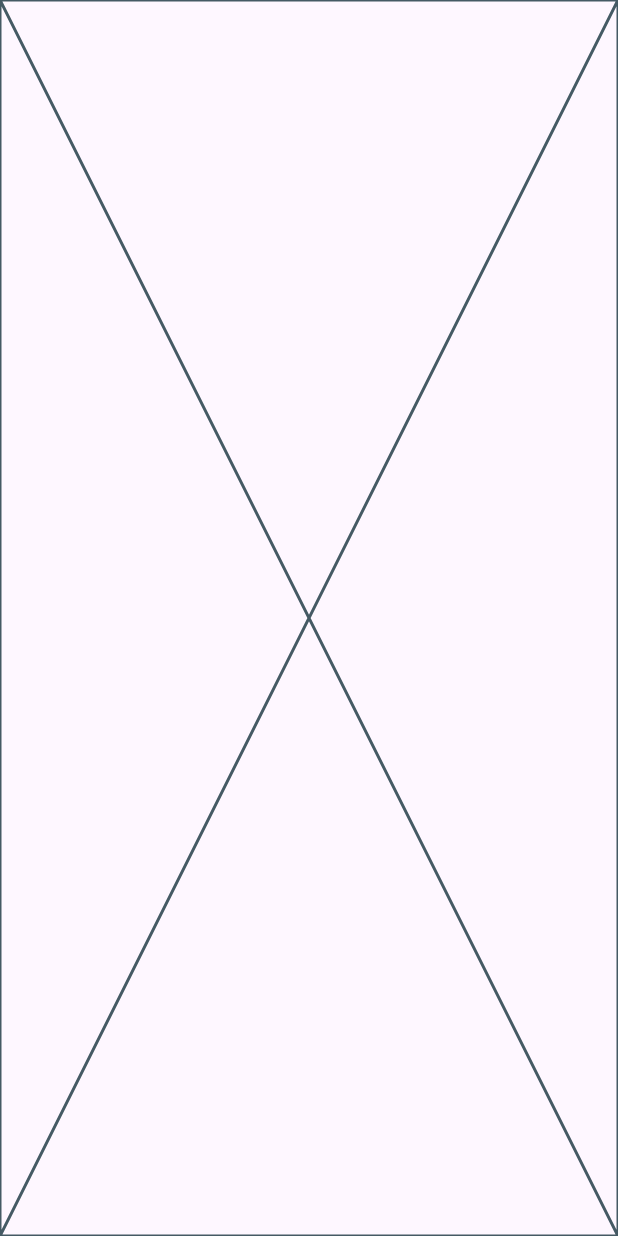
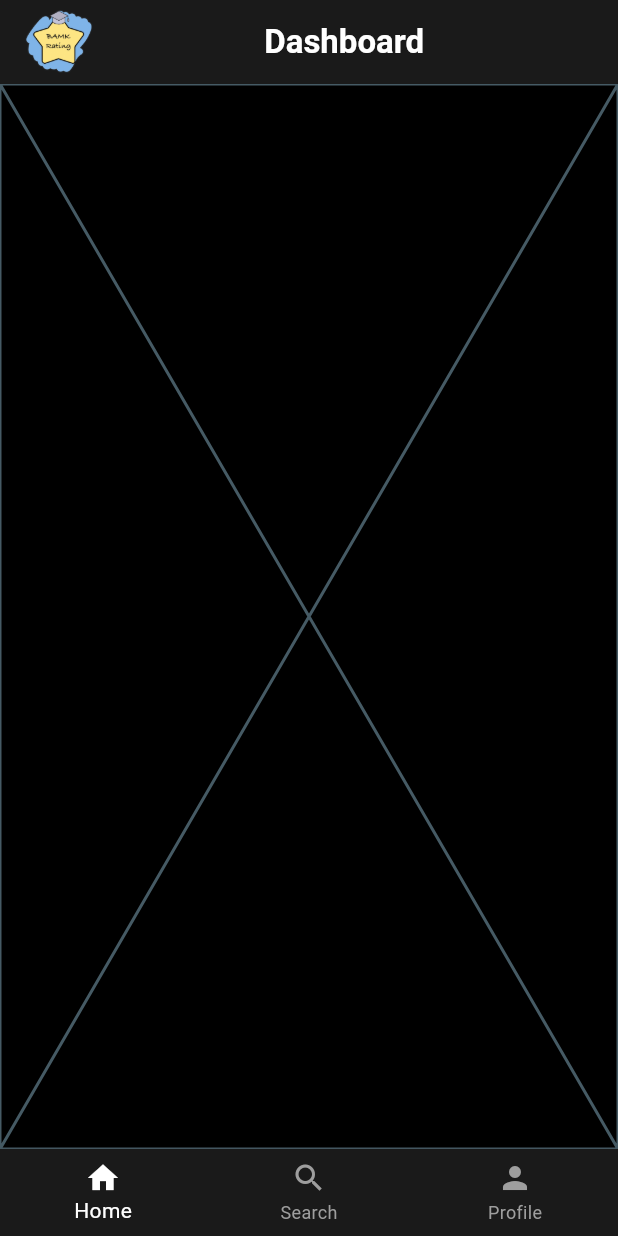
Before and after one commit to benni1848/app_bamk, a Flutter app: the RootWidget screen opened directly, on a phone screen of 412 x 824 dp. Run offline on Flutter 3.47's test engine with Material 3 defaults, Android fonts, the phone set to English and light mode, and no system bars; our stand-ins replace bloc, flutter_bloc, youtube_player_flutter; network calls fail.

Commit message:
Implemented BottomNavigationBar and SearchBar

```diff
--- a/lib/main.dart
+++ b/lib/main.dart
@@ -1,3 +1,4 @@
+
 import 'package:app_bamk/presentation/film_page/film_page.dart';
 import 'package:app_bamk/presentation/login_page/login_page.dart';
 import 'package:app_bamk/presentation/registration_page/registration_page.dart';
@@ -5,6 +6,8 @@
 import 'package:app_bamk/presentation/ticketView_page/ticketView_page.dart';
 import 'package:app_bamk/presentation/userProfile_page/userProfile_page.dart';
 import 'package:flutter/material.dart';
+import 'package:app_bamk/root.dart' as app;
+
 
 void main() {
   runApp(const MyApp());
@@ -17,8 +20,10 @@
   Widget build(BuildContext context) {
     return MaterialApp(
       debugShowCheckedModeBanner: false,
+      home: app.RootWidget(), //BottomNavigationBar hinzufügen
       title: "BAMK Rating",
-      initialRoute: "/search", //Anpassen, um direkt in die Ansicht zu starten
+
+      /*initialRoute: "/", //Anpassen, um direkt in die Ansicht zu starten
       routes: {
         "/": (context) => const LoginPage(),
         "/registration": (context) => const RegistrationPage(),
@@ -26,7 +31,7 @@
         "/user": (context) => const UserProfile(),
         "/search": (context) => const SearchPage(),
         "/film": (context) => const FilmPage(),
-      },
+      },*/
     );
   }
 }
--- a/lib/presentation/dashboard_page/dashboard_page.dart
+++ b/lib/presentation/dashboard_page/dashboard_page.dart
@@ -6,7 +6,32 @@ class DashboardPage extends StatelessWidget {
 
   @override
   Widget build(BuildContext context) {
-    return const Scaffold(
-        backgroundColor: Color(0xFF1a1a1a), body: DashboardPageForm());
+    return Scaffold(
+        backgroundColor: const Color(0xff000000),
+        appBar: AppBar(
+          backgroundColor: const Color(0xff1a1a1a), // Background for AppBar
+          automaticallyImplyLeading: false, // Remove "Back-Button" from AppBar
+          title: Row(
+            mainAxisAlignment: MainAxisAlignment.spaceBetween,
+            children: [
+              Image.asset(
+                'assets/logo_bamk.png',
+                height: 50,
+              ),
+              const Expanded(
+                child: Center(
+                  child: Text(
+                    'Dashboard',
+                    style: TextStyle(
+                      color: Color(0xffffffff),
+                      fontWeight: FontWeight.bold,
+                    )
+                  ),
+                ),
+              ),
+            ], // End of child
+          ),
+        ),
+        body: DashboardPageForm());
   }
 }
--- a/lib/root.dart
+++ b/lib/root.dart
@@ -1,3 +1,6 @@
+import 'package:app_bamk/presentation/dashboard_page/dashboard_page.dart';
+import 'package:app_bamk/presentation/search_page/search_page.dart';
+import 'package:app_bamk/presentation/userProfile_page/userProfile_page.dart';
 import 'package:flutter/material.dart';
 
 class RootWidget extends StatefulWidget {
@@ -8,8 +11,40 @@ class RootWidget extends StatefulWidget {
 }
 
 class _RootWidgetState extends State<RootWidget> {
+  int _currentIndex = 0;
+
   @override
   Widget build(BuildContext context) {
-    return const Scaffold(body: Placeholder());
+    return Scaffold(
+
+      // Ansichten speichern
+      body: IndexedStack(
+        index: _currentIndex,
+        children: [
+          DashboardPage(),
+          SearchPage(),
+          UserProfile()
+        ],
+      ),
+
+      bottomNavigationBar: BottomNavigationBar(
+        // Ändern des aktuellen Indexes beim klicken auf ein Icon
+        onTap: (index){
+          setState(() {
+            _currentIndex = index;
+          });
+        },
+        currentIndex: _currentIndex,
+        unselectedItemColor: Colors.grey,
+        selectedItemColor: Colors.white,
+        backgroundColor: Color(0xff1a1a1a),
+
+        items: [
+          BottomNavigationBarItem(icon: Icon(Icons.home), label: "Home"),
+          BottomNavigationBarItem(icon: Icon(Icons.search), label: "Search"),
+          BottomNavigationBarItem(icon: Icon(Icons.person), label: "Profile"),
+        ]),
+
+    );
   }
 }
```
Also changed, not shown: lib/presentation/search_page/widgets/search_page_form.dart (+28 -4 lines), lib/presentation/userProfile_page/userProfile_page.dart (+26 -6 lines), lib/presentation/userProfile_page/widgets/userProfile_page_form.dart (+7 -1 lines), lib/presentation/widgets/searchBar.dart (added, +24 -0 lines).
